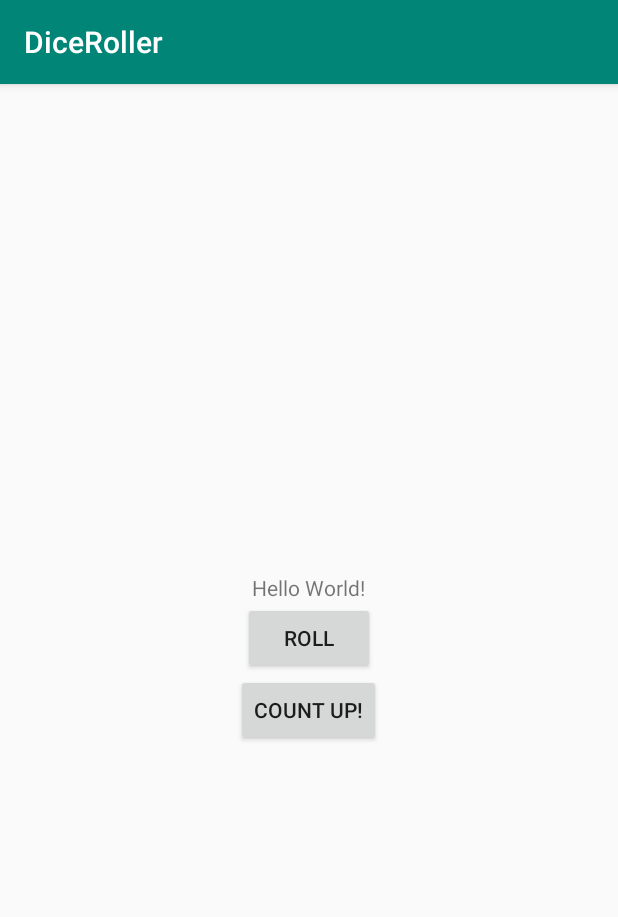
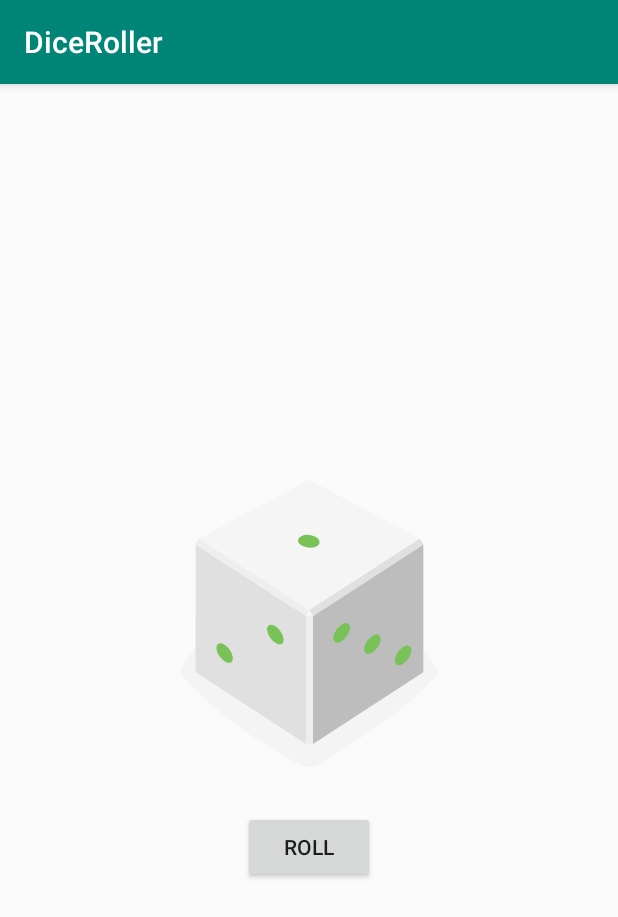
Before and after one commit to rjcculaway/exer-01.5-dice-roller-rjcculaway, an Android app: the screen it shows after launch (MainActivity), on a phone screen of 412 x 824 dp. Shown: the top 917 px of the screen. Run offline under Robolectric (Android 15) with nearby library versions, the phone set to English and light mode, and no system bars.

Commit message:
Commented the old code instead of removed

```diff
--- a/app/src/main/res/layout/activity_main.xml
+++ b/app/src/main/res/layout/activity_main.xml
@@ -9,12 +9,12 @@
     android:orientation="vertical"
     tools:context=".MainActivity" >
 
-    <TextView
+    <ImageView
+        android:id="@+id/dice_image"
         android:layout_width="wrap_content"
         android:layout_height="wrap_content"
         android:layout_gravity="center_horizontal"
-        android:id="@+id/result_text"
-        android:text="Hello World!" />
+        android:src="@drawable/dice_1" />
 
     <Button
         android:layout_width="wrap_content"
@@ -23,11 +23,11 @@
         android:id="@+id/roll_button"
         android:text="@string/roll_label"  />
 
-    <Button
-        android:layout_width="wrap_content"
-        android:layout_height="wrap_content"
-        android:layout_gravity="center_horizontal"
-        android:id="@+id/count_up"
-        android:text="Count Up!"  />
+<!--    <Button-->
+<!--        android:layout_width="wrap_content"-->
+<!--        android:layout_height="wrap_content"-->
+<!--        android:layout_gravity="center_horizontal"-->
+<!--        android:id="@+id/count_up"-->
+<!--        android:text="Count Up!"  />-->
 
 </LinearLayout>
```
Also changed, not shown: app/src/main/java/com/example/diceroller/MainActivity.kt (+16 -19 lines).
